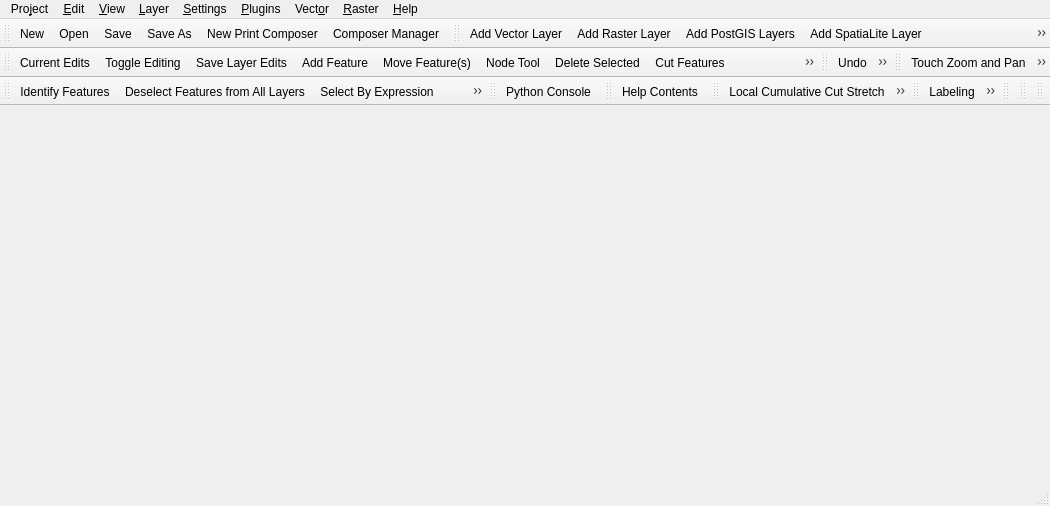
Old version of the form src/ui/qgisapp.ui in the repository herow/planning_qgis.
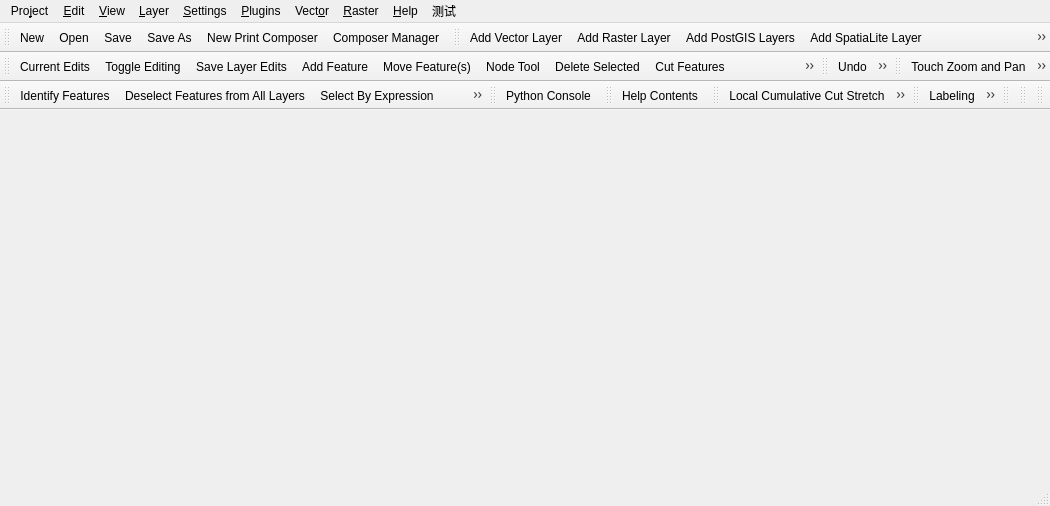
New version of the form. Icons and pictures are not drawn.

```diff
--- a/src/ui/qgisapp.ui
+++ b/src/ui/qgisapp.ui
@@ -17,7 +17,7 @@
      <x>0</x>
      <y>0</y>
      <width>1050</width>
-     <height>25</height>
+     <height>23</height>
     </rect>
    </property>
    <widget class="QMenu" name="mProjectMenu">
@@ -275,6 +275,13 @@
     <addaction name="mActionNodeTool"/>
     <addaction name="mActionRotatePointSymbols"/>
    </widget>
+   <widget class="QMenu" name="menu">
+    <property name="title">
+     <string>测试</string>
+    </property>
+    <addaction name="action"/>
+    <addaction name="action_2"/>
+   </widget>
    <addaction name="mProjectMenu"/>
    <addaction name="mEditMenu"/>
    <addaction name="mViewMenu"/>
@@ -284,6 +291,7 @@
    <addaction name="mVectorMenu"/>
    <addaction name="mRasterMenu"/>
    <addaction name="mHelpMenu"/>
+   <addaction name="menu"/>
   </widget>
   <widget class="QStatusBar" name="statusbar"/>
   <widget class="QToolBar" name="mFileToolBar">
```
Left out of the diff: 10 changed lines with no effect on the pictures.
